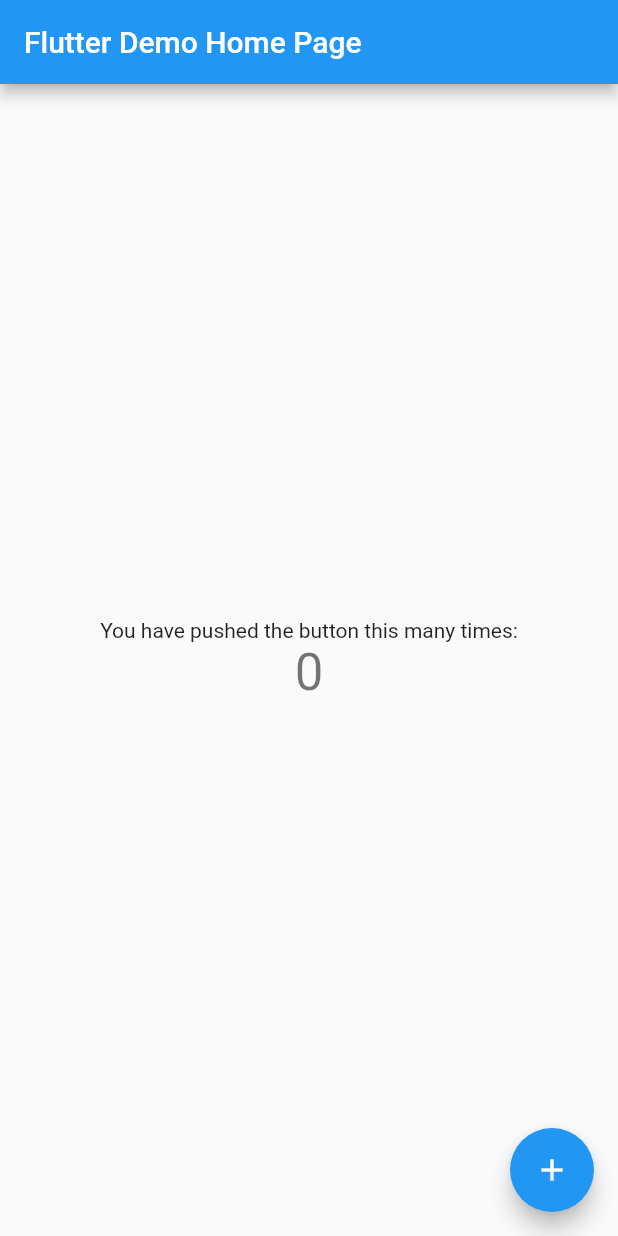
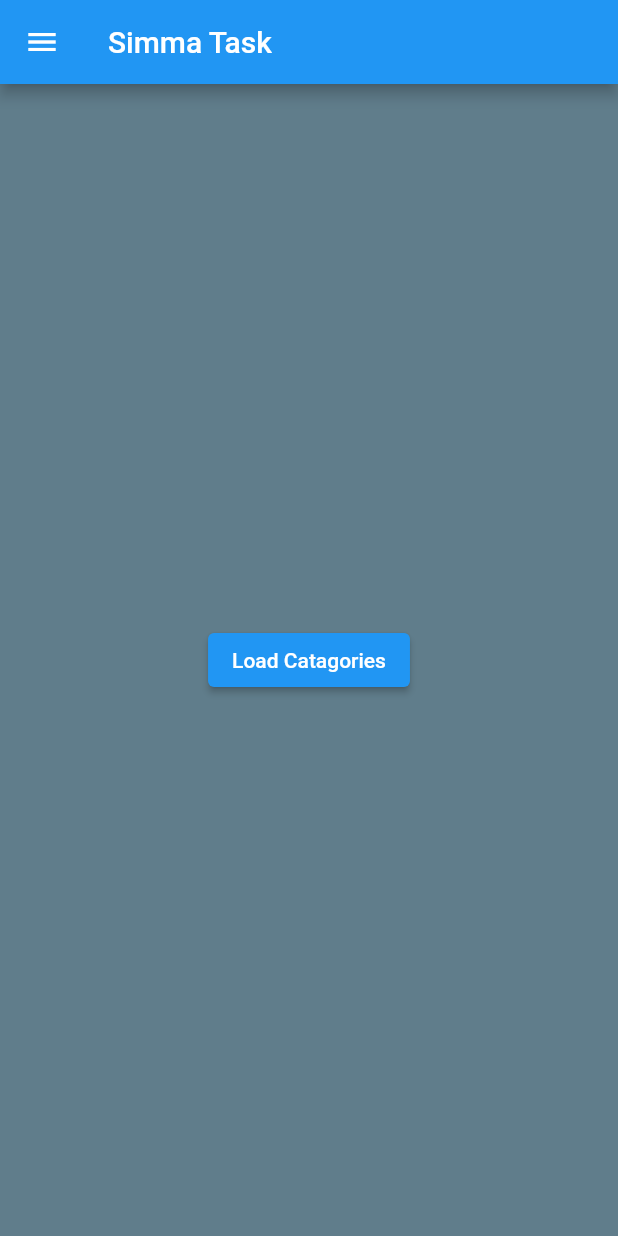
Before and after one commit to shamekhing/Simma, a Flutter app: the screen it shows after launch, on a phone screen of 412 x 824 dp. Run offline on Flutter 3.47's test engine with Material 2 defaults, Android fonts, the phone set to English and light mode, and no system bars.

Commit message:
Initial commit
ToDo => write the read me file

```diff
--- a/lib/main.dart
+++ b/lib/main.dart
@@ -1,115 +1,40 @@
+/*
 import 'package:flutter/material.dart';
 
+import 'screens/productsOverviewScreen.dart';
+import 'screens/productDetailScreen.dart';
+
+void main() => runApp(MyApp());
+
+class MyApp extends StatelessWidget {
+  @override
+  Widget build(BuildContext context) {
+    return MaterialApp(title: 'Simma', home: ProductsOverviewScreen(), routes: {
+      ProductDetailScreen.routeName: (ctx) => ProductDetailScreen(),
+    });
+  }
+}
+*/
+// main.dart
+import 'package:flutter/material.dart';
+import './pages/homePage.dart';
+import './pages/productInfo.dart';
+
 void main() {
-  runApp(const MyApp());
+  runApp(MyApp());
 }
 
 class MyApp extends StatelessWidget {
-  const MyApp({Key? key}) : super(key: key);
-
-  // This widget is the root of your application.
   @override
   Widget build(BuildContext context) {
     return MaterialApp(
-      title: 'Flutter Demo',
-      theme: ThemeData(
-        // This is the theme of your application.
-        //
-        // Try running your application with "flutter run". You'll see the
-        // application has a blue toolbar. Then, without quitting the app, try
-        // changing the primarySwatch below to Colors.green and then invoke
-        // "hot reload" (press "r" in the console where you ran "flutter run",
-        // or simply save your changes to "hot reload" in a Flutter IDE).
-        // Notice that the counter didn't reset back to zero; the application
-        // is not restarted.
-        primarySwatch: Colors.blue,
-      ),
-      home: const MyHomePage(title: 'Flutter Demo Home Page'),
+      // Hide the debug banner
+      debugShowCheckedModeBanner: false,
+      title: 'Simma',
+      home: HomePage(),
+      routes: {
+        ProductInfo.routeName: (ctx) => ProductInfo(),
+      },
     );
   }
 }
-
-class MyHomePage extends StatefulWidget {
-  const MyHomePage({Key? key, required this.title}) : super(key: key);
-
-  // This widget is the home page of your application. It is stateful, meaning
-  // that it has a State object (defined below) that contains fields that affect
-  // how it looks.
-
-  // This class is the configuration for the state. It holds the values (in this
-  // case the title) provided by the parent (in this case the App widget) and
-  // used by the build method of the State. Fields in a Widget subclass are
-  // always marked "final".
-
-  final String title;
-
-  @override
-  State<MyHomePage> createState() => _MyHomePageState();
-}
-
-class _MyHomePageState extends State<MyHomePage> {
-  int _counter = 0;
-
-  void _incrementCounter() {
-    setState(() {
-      // This call to setState tells the Flutter framework that something has
-      // changed in this State, which causes it to rerun the build method below
-      // so that the display can reflect the updated values. If we changed
-      // _counter without calling setState(), then the build method would not be
-      // called again, and so nothing would appear to happen.
-      _counter++;
-    });
-  }
-
-  @override
-  Widget build(BuildContext context) {
-    // This method is rerun every time setState is called, for instance as done
-    // by the _incrementCounter method above.
-    //
-    // The Flutter framework has been optimized to make rerunning build methods
-    // fast, so that you can just rebuild anything that needs updating rather
-    // than having to individually change instances of widgets.
-    return Scaffold(
-      appBar: AppBar(
-        // Here we take the value from the MyHomePage object that was created by
-        // the App.build method, and use it to set our appbar title.
-        title: Text(widget.title),
-      ),
-      body: Center(
-        // Center is a layout widget. It takes a single child and positions it
-        // in the middle of the parent.
-        child: Column(
-          // Column is also a layout widget. It takes a list of children and
-          // arranges them vertically. By default, it sizes itself to fit its
-          // children horizontally, and tries to be as tall as its parent.
-          //
-          // Invoke "debug painting" (press "p" in the console, choose the
-          // "Toggle Debug Paint" action from the Flutter Inspector in Android
-          // Studio, or the "Toggle Debug Paint" command in Visual Studio Code)
-          // to see the wireframe for each widget.
-          //
-          // Column has various properties to control how it sizes itself and
-          // how it positions its children. Here we use mainAxisAlignment to
-          // center the children vertically; the main axis here is the vertical
-          // axis because Columns are vertical (the cross axis would be
-          // horizontal).
-          mainAxisAlignment: MainAxisAlignment.center,
-          children: <Widget>[
-            const Text(
-              'You have pushed the button this many times:',
-            ),
-            Text(
-              '$_counter',
-              style: Theme.of(context).textTheme.headline4,
-            ),
-          ],
-        ),
-      ),
-      floatingActionButton: FloatingActionButton(
-        onPressed: _incrementCounter,
-        tooltip: 'Increment',
-        child: const Icon(Icons.add),
-      ), // This trailing comma makes auto-formatting nicer for build methods.
-    );
-  }
-}
--- /dev/null
+++ b/lib/pages/homePage.dart
@@ -0,0 +1,87 @@
+import 'package:flutter/material.dart';
+import 'dart:io'; // for using HttpClient
+import 'dart:convert'; // for using json.decode()
+import '../widgets/cardList.dart';
+
+class HomePage extends StatefulWidget {
+  static const homePageRoute = '/';
+
+  @override
+  _HomePageState createState() => _HomePageState();
+}
+
+class _HomePageState extends State<HomePage> {
+  // The list that contains information about products
+  List productData = [];
+  List catagoryData = [];
+
+  Future<void> _fetchCatagoryData() async {
+    const API_URL = 'https://fakestoreapi.com/products/categories';
+    HttpClient client = new HttpClient();
+    client.autoUncompress = true;
+
+    final HttpClientRequest request = await client.getUrl(Uri.parse(API_URL));
+    request.headers
+        .set(HttpHeaders.contentTypeHeader, "application/json; charset=UTF-8");
+    final HttpClientResponse response = await request.close();
+
+    final String content = await response.transform(utf8.decoder).join();
+    final List data = json.decode(content);
+    print(data);
+    setState(() {
+      catagoryData = data;
+    });
+  }
+
+  Future<void> _fetchProductsData(String path) async {
+    String API_URL = 'https://fakestoreapi.com/products/category/' + path;
+
+    HttpClient client = new HttpClient();
+    client.autoUncompress = true;
+
+    final HttpClientRequest request = await client.getUrl(Uri.parse(API_URL));
+    request.headers
+        .set(HttpHeaders.contentTypeHeader, "application/json; charset=UTF-8");
+    final HttpClientResponse response = await request.close();
+
+    final String content = await response.transform(utf8.decoder).join();
+    final List data = json.decode(content);
+    //print(data);
+    setState(() {
+      productData = data;
+    });
+  }
+
+  @override
+  Widget build(BuildContext context) {
+    return Scaffold(
+        backgroundColor: Colors.blueGrey,
+        appBar: AppBar(
+          title: Text('Simma Task'),
+        ),
+        drawer: Drawer(
+          backgroundColor: Colors.black54,
+          child: ListView.builder(
+              itemCount: catagoryData.length,
+              itemBuilder: (
+                context,
+                index,
+              ) {
+                return ElevatedButton(
+                  onPressed: () => _fetchProductsData(catagoryData[index]),
+                  child: Text(
+                    catagoryData[index],
+                  ),
+                );
+              }),
+        ),
+        body: productData.length == 0
+            ? Center(
+                child: ElevatedButton(
+                  child: Text('Load Catagories'),
+                  onPressed: _fetchCatagoryData, //_fetchData,
+                ),
+              )
+            : CardList(productData));
+  }
+}
--- a/pubspec.yaml
+++ b/pubspec.yaml
@@ -29,6 +29,7 @@
 dependencies:
   flutter:
     sdk: flutter
+  http: ^0.13.3
 
 
   # The following adds the Cupertino Icons font to your application.
```
Also changed, not shown: lib/pages/productInfo.dart (added, +45 -0 lines), lib/widgets/cardList.dart (added, +58 -0 lines), pubspec.lock, 1 other file.
